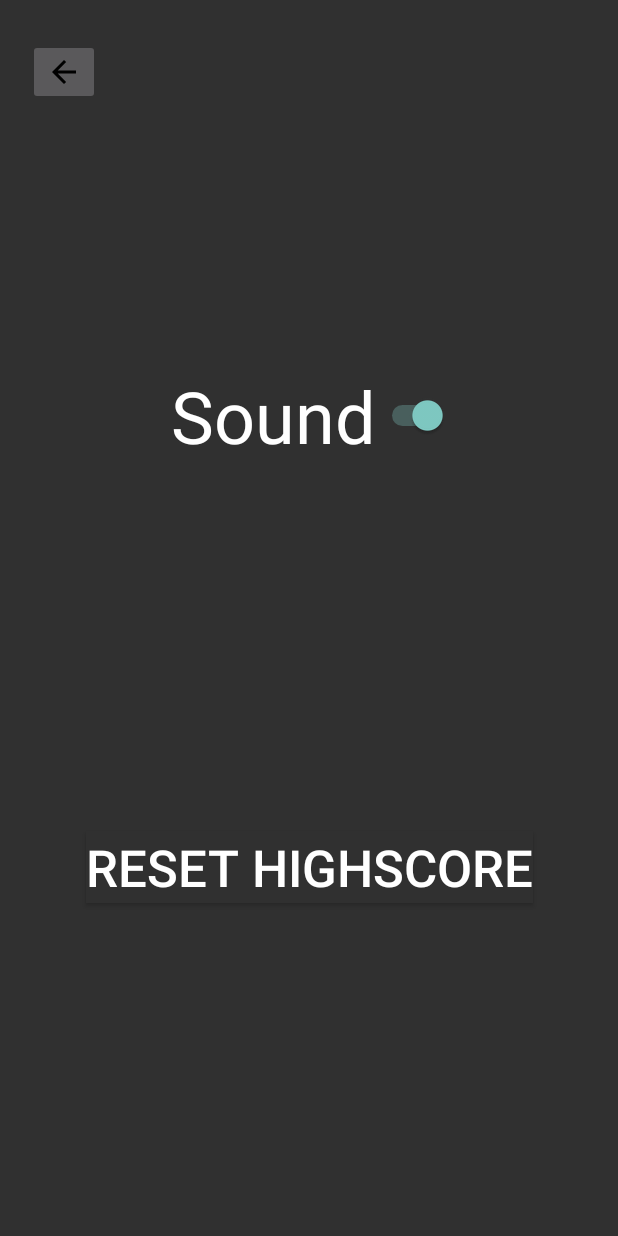
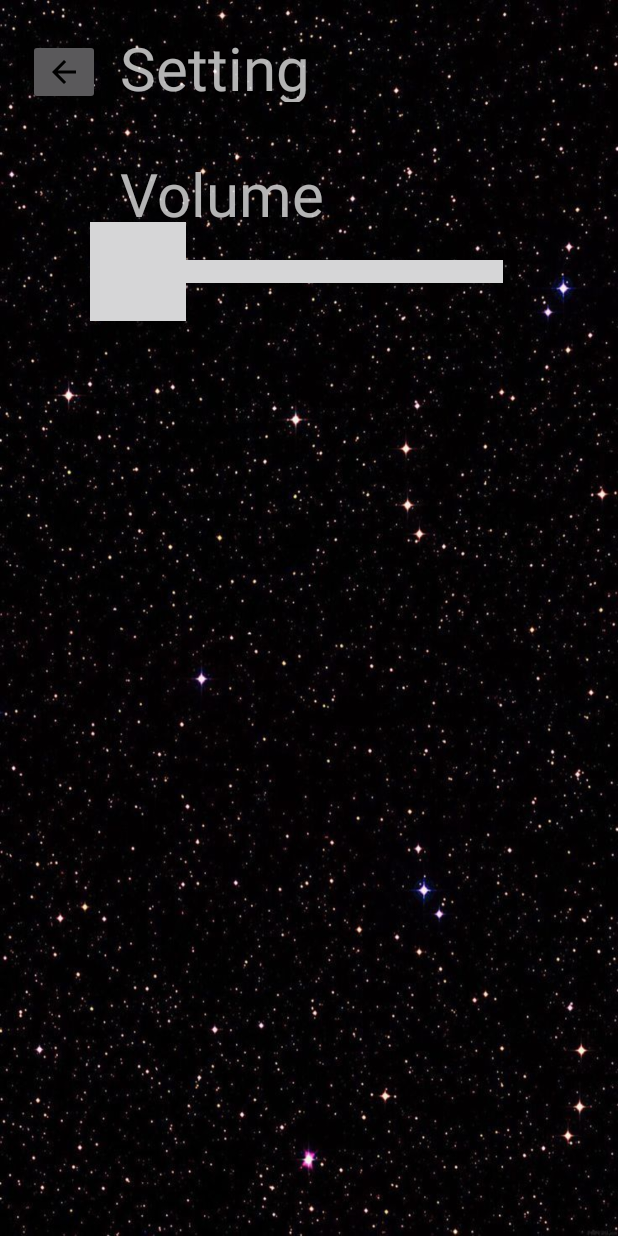
Before and after one commit to DucNguyen1311/SpaceShooter, an Android app: the SettingMenu screen opened directly, with no data from a screen before it, on a phone screen of 412 x 824 dp. Run offline under Robolectric (Android 15) with nearby library versions, the phone set to English and light mode, and no system bars.

Commit message:
Added some stuff

```diff
--- a/app/src/main/java/com/example/spaceshooter/BackgroundMusicService.java
+++ b/app/src/main/java/com/example/spaceshooter/BackgroundMusicService.java
@@ -35,6 +35,7 @@ public class BackgroundMusicService extends Service {
     public void onDestroy() {
         // TODO Auto-generated method stub
         super.onDestroy();
+        player.stop();
     }
 
     protected void onNewIntent() {
--- a/app/src/main/java/com/example/spaceshooter/SettingMenu.java
+++ b/app/src/main/java/com/example/spaceshooter/SettingMenu.java
@@ -2,28 +2,33 @@ package com.example.spaceshooter;
 
 import android.annotation.SuppressLint;
 import android.app.PendingIntent;
+import android.content.Context;
 import android.content.Intent;
+import android.media.AudioManager;
 import android.os.Bundle;
 import android.util.Log;
 import android.view.View;
 import android.widget.Button;
 import android.widget.CompoundButton;
 import android.widget.ImageButton;
+import android.widget.SeekBar;
 import android.widget.Switch;
 import android.widget.Toast;
 
 import androidx.appcompat.app.AppCompatActivity;
 
 public class SettingMenu extends AppCompatActivity {
+    private SeekBar volumeSeekbar;
+    private AudioManager audioManager;
     @Override
     public void onCreate(Bundle savedInstanceState) {
         super.onCreate(savedInstanceState);
         setContentView(R.layout.setting_menu);
+        setVolumeControlStream(AudioManager.STREAM_MUSIC);
+        initVolumeController();
 
         Log.i("I hate this","test");
         ImageButton btn_Back = findViewById(R.id.btn_Back);
-        Button btn_ResetHighscore = findViewById(R.id.btn_ResetHighscore);
-        @SuppressLint("UseSwitchCompatOrMaterialCode") Switch sw_Sound = findViewById(R.id.sw_Sound);
 
         btn_Back.setOnClickListener(new View.OnClickListener() {
             @Override
@@ -31,19 +36,33 @@ public class SettingMenu extends AppCompatActivity {
                 finish();
             }
         });
+    }
 
-        btn_ResetHighscore.setOnClickListener(new View.OnClickListener() {
-            @Override
-            public void onClick(View v) {
-                Toast.makeText(SettingMenu.this,"This haven't been implemented yet",Toast.LENGTH_SHORT).show();
-            }
-        });
+    private void initVolumeController() {
+        try {
+            volumeSeekbar = (SeekBar) findViewById(R.id.seekBar_luminosite);
+            audioManager = (AudioManager) getSystemService(Context.AUDIO_SERVICE);
+            volumeSeekbar.setMax(audioManager.getStreamMaxVolume(AudioManager.STREAM_MUSIC));
+            volumeSeekbar.setProgress(audioManager.getStreamVolume(AudioManager.STREAM_MUSIC));
+            volumeSeekbar.setOnSeekBarChangeListener(new SeekBar.OnSeekBarChangeListener() {
+                @Override
+                public void onProgressChanged(SeekBar seekBar, int progress, boolean fromUser) {
+                    audioManager.setStreamVolume(AudioManager.STREAM_MUSIC, progress, 0);
+                }
 
-        sw_Sound.setOnCheckedChangeListener(new CompoundButton.OnCheckedChangeListener() {
-            @Override
-            public void onCheckedChanged(CompoundButton buttonView, boolean isChecked) {
-                Toast.makeText(SettingMenu.this,"This haven't been implemented yet",Toast.LENGTH_SHORT).show();
-            }
-        });
+                @Override
+                public void onStartTrackingTouch(SeekBar seekBar) {
+
+                }
+
+                @Override
+                public void onStopTrackingTouch(SeekBar seekBar) {
+
+                }
+            });
+        }
+        catch (Exception e) {
+            e.printStackTrace();
+        }
     }
 }
--- a/app/src/main/res/layout/setting_menu.xml
+++ b/app/src/main/res/layout/setting_menu.xml
@@ -5,36 +5,7 @@
     android:id="@+id/CheckBox_Sound"
     android:layout_width="match_parent"
     android:layout_height="match_parent"
-    android:background="#303030"
-    android:backgroundTint="#303030">
-
-    <Button
-        android:id="@+id/btn_ResetHighscore"
-        android:layout_width="wrap_content"
-        android:layout_height="wrap_content"
-        android:background="#303030"
-        android:text="Reset Highscore"
-        android:textSize="34sp"
-        android:visibility="visible"
-        app:layout_constraintBottom_toBottomOf="parent"
-        app:layout_constraintEnd_toEndOf="parent"
-        app:layout_constraintHorizontal_bias="0.5"
-        app:layout_constraintStart_toStartOf="parent"
-        app:layout_constraintTop_toTopOf="parent"
-        app:layout_constraintVertical_bias="0.714" />
-
-    <Switch
-        android:id="@+id/sw_Sound"
-        android:layout_width="wrap_content"
-        android:layout_height="wrap_content"
-        android:checked="true"
-        android:minHeight="48dp"
-        android:text="Sound"
-        android:textSize="48sp"
-        app:layout_constraintBottom_toTopOf="@+id/btn_ResetHighscore"
-        app:layout_constraintEnd_toEndOf="parent"
-        app:layout_constraintStart_toStartOf="parent"
-        app:layout_constraintTop_toTopOf="parent" />
+    android:background="@drawable/space">
 
     <ImageButton
         android:id="@+id/btn_Back"
@@ -48,4 +19,54 @@
         app:layout_constraintVertical_bias="0.033"
         app:srcCompat="@drawable/baseline_arrow_back_24" />
 
+    <SeekBar
+        android:id="@+id/seekBar_luminosite"
+        android:layout_width="291dp"
+        android:layout_height="66dp"
+        android:layout_marginTop="60dp"
+        android:layout_marginEnd="71dp"
+        android:layout_marginBottom="313dp"
+        android:maxWidth="15dp"
+        android:maxHeight="15dp"
+        android:minWidth="15dp"
+        android:minHeight="15dp"
+        android:progress="@integer/material_motion_duration_medium_1"
+        android:progressDrawable="@drawable/seek_bar"
+        android:thumb="@drawable/custom_thumb"
+        app:layout_constraintBottom_toBottomOf="parent"
+        app:layout_constraintEnd_toEndOf="parent"
+        app:layout_constraintHorizontal_bias="0.388"
+        app:layout_constraintStart_toEndOf="@+id/btn_Back"
+        app:layout_constraintTop_toTopOf="parent"
+        app:layout_constraintVertical_bias="0.229" />
+
+    <TextView
+        android:id="@+id/textView"
+        android:layout_width="250dp"
+        android:layout_height="50dp"
+        android:layout_marginStart="80dp"
+        android:layout_marginTop="32dp"
+        android:layout_marginBottom="584dp"
+        android:text="Volume"
+        android:textSize="40dp"
+        app:layout_constraintBottom_toBottomOf="parent"
+        app:layout_constraintStart_toStartOf="parent"
+        app:layout_constraintTop_toBottomOf="@+id/btn_Back"
+        app:layout_constraintVertical_bias="0.0" />
+
+    <TextView
+        android:id="@+id/SettingText"
+        android:layout_width="250dp"
+        android:layout_height="50dp"
+        android:layout_marginStart="13dp"
+        android:layout_marginTop="16dp"
+        android:layout_marginEnd="82dp"
+        android:layout_marginBottom="32dp"
+        android:text="Setting"
+        android:textSize="40dp"
+        app:layout_constraintBottom_toTopOf="@+id/textView"
+        app:layout_constraintEnd_toEndOf="parent"
+        app:layout_constraintStart_toEndOf="@+id/btn_Back"
+        app:layout_constraintTop_toTopOf="parent" />
+
 </androidx.constraintlayout.widget.ConstraintLayout>
--- a/app/src/main/res/values/colors.xml
+++ b/app/src/main/res/values/colors.xml
@@ -7,4 +7,5 @@
     <color name="teal_700">#FF018786</color>
     <color name="black">#FF000000</color>
     <color name="white">#FFFFFFFF</color>
+    <color name="grey">#4A4646</color>
 </resources>
```
Also changed, not shown: app/src/main/java/com/example/spaceshooter/GameActivity.java (+8 -2 lines), app/src/main/java/com/example/spaceshooter/GameView.java (+36 -22 lines), app/src/main/java/com/example/spaceshooter/MainMenu.java (+84 -6 lines), app/src/main/res/drawable/dialog_bgr.xml (added, +7 -0 lines), app/src/main/res/layout/main_menu.xml (+19 -3 lines).
